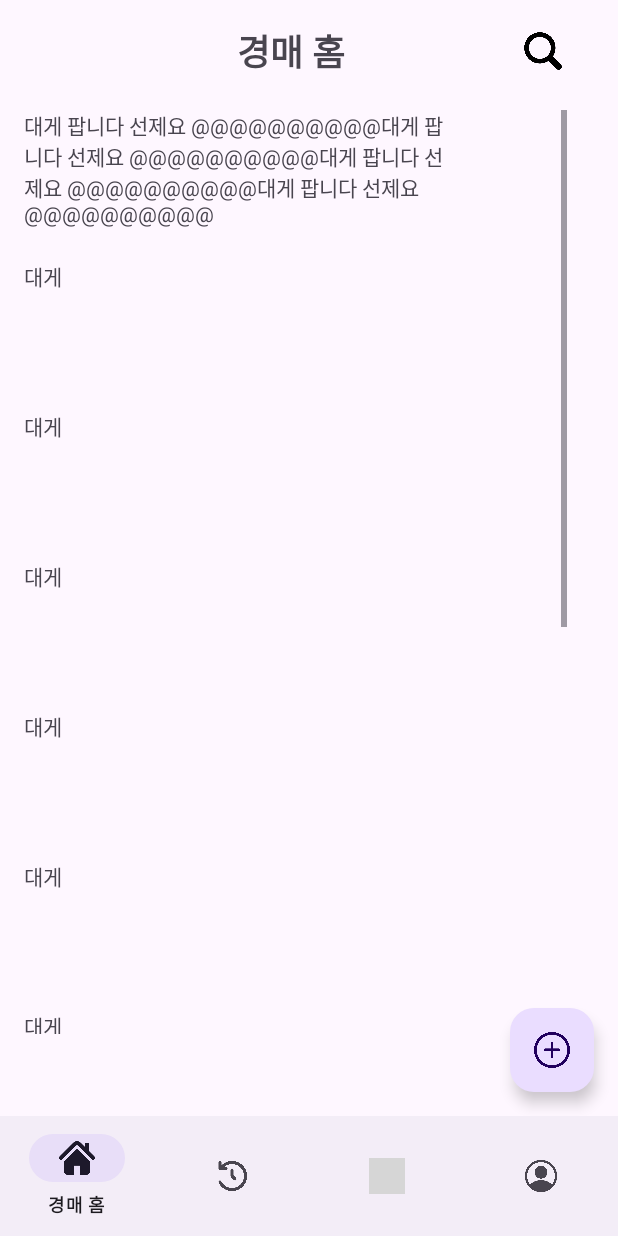
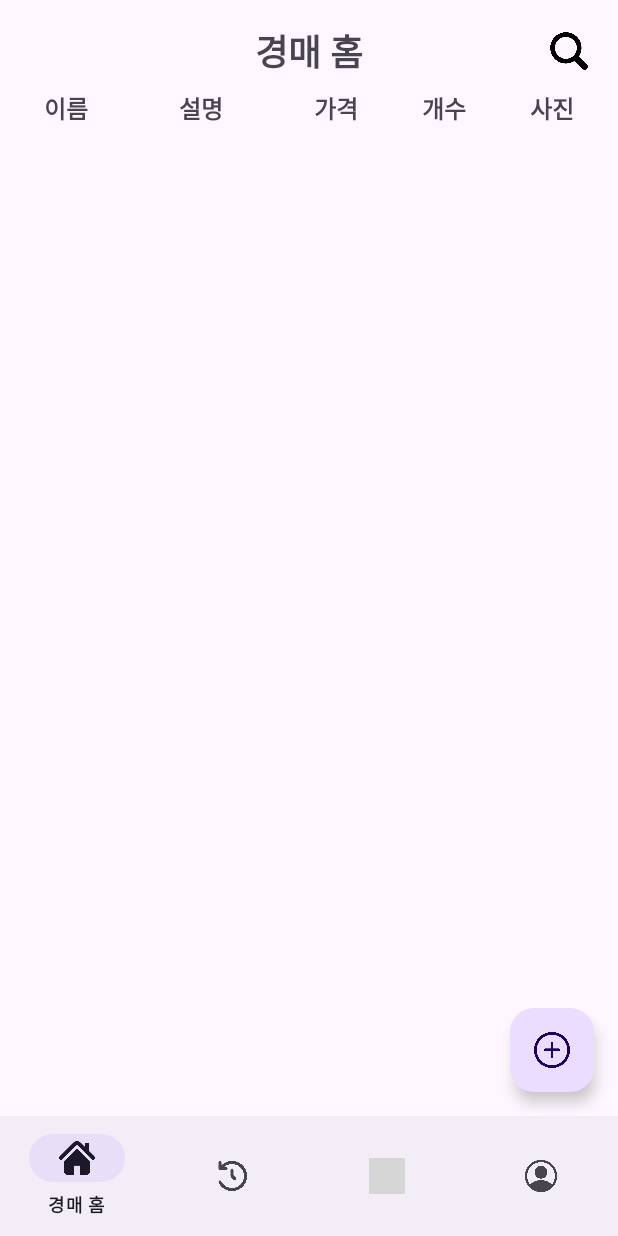
Before and after one commit to bonyubking/Auction_Gu_Lee, an Android app: the HomeFragment screen opened directly, with no data from a screen before it, on a phone screen of 412 x 824 dp. Run offline under Robolectric (Android 15) with nearby library versions, the phone set to English and light mode, and no system bars; our stand-ins replace Firebase (no records; nobody signed in at launch, a user with empty details on screens opened directly); grey boxes are pictures that could not be loaded.

Commit message:
휴 살았따

```diff
--- a/app/build.gradle.kts
+++ b/app/build.gradle.kts
@@ -38,6 +38,9 @@ android {
 }
 
 dependencies {
+
+    implementation("com.github.bumptech.glide:glide:4.14.2")
+    kapt("com.github.bumptech.glide:compiler:4.14.2")
     // Room dependencies 추가
     implementation(platform("com.google.firebase:firebase-bom:32.0.0")) // 최신 버전으로 변경
 
--- a/app/src/main/java/com/example/auction_gu_lee/Tapbar/HomeFragment.kt
+++ b/app/src/main/java/com/example/auction_gu_lee/Tapbar/HomeFragment.kt
@@ -7,13 +7,22 @@ import android.view.ViewGroup
 import android.widget.ImageView
 import android.widget.Toast
 import androidx.fragment.app.Fragment
+import androidx.recyclerview.widget.LinearLayoutManager
+import androidx.recyclerview.widget.RecyclerView
 import com.example.auction_gu_lee.R
 import com.example.auction_gu_lee.home.CreateRoomActivity
 import com.google.android.material.floatingactionbutton.FloatingActionButton
 import android.content.Intent
 import androidx.activity.OnBackPressedCallback  // 뒤로가기 비활성화를 위한 import 추가
+import com.google.firebase.database.*
+import com.example.auction_gu_lee.models.Auction
+
+
 
 class HomeFragment : Fragment() {
+
+    private lateinit var auctionAdapter: AuctionAdapter
+    private lateinit var auctionList: MutableList<Auction>
 
     override fun onCreate(savedInstanceState: Bundle?) {
         super.onCreate(savedInstanceState)
@@ -50,5 +59,42 @@ class HomeFragment : Fragment() {
             val intent = Intent(requireContext(), CreateRoomActivity::class.java)
             startActivity(intent)
         }
+
+        // RecyclerView 설정
+        val recyclerView = view.findViewById<RecyclerView>(R.id.recyclerView_auctions)
+        recyclerView.layoutManager = LinearLayoutManager(requireContext())
+        auctionList = mutableListOf()
+        auctionAdapter = AuctionAdapter(auctionList)
+        recyclerView.adapter = auctionAdapter
+
+        // Firebase에서 최신 데이터 가져오기
+        fetchLatestAuctions()
+    }
+
+    // Firebase Realtime Database에서 최신 경매 데이터를 가져오는 함수
+    private fun fetchLatestAuctions() {
+        val database = FirebaseDatabase.getInstance().reference
+        val auctionRef = database.child("auctions")
+
+        auctionRef.orderByChild("timestamp").limitToLast(10)
+            .addValueEventListener(object : ValueEventListener {
+                override fun onDataChange(snapshot: DataSnapshot) {
+                    auctionList.clear()
+                    for (auctionSnapshot in snapshot.children) {
+                        val auction = auctionSnapshot.getValue(Auction::class.java)
+                        auction?.let { auctionList.add(it) }
+                    }
+
+                    // 최신 데이터가 뒤에 있을 수 있으니 리스트를 역순으로 정렬
+                    auctionList.reverse()
+
+                    // UI에 최신 데이터를 반영
+                    auctionAdapter.notifyDataSetChanged()
+                }
+
+                override fun onCancelled(error: DatabaseError) {
+                    Toast.makeText(requireContext(), "데이터 로드 실패: ${error.message}", Toast.LENGTH_SHORT).show()
+                }
+            })
     }
 }
--- a/app/src/main/res/layout/fragment_home.xml
+++ b/app/src/main/res/layout/fragment_home.xml
@@ -7,32 +7,111 @@
     android:layout_height="match_parent"
     android:gravity="center">
 
+    <!-- Magnifier ImageView (오른쪽 상단) -->
     <ImageView
         android:id="@+id/magnifier"
         android:layout_width="33dp"
         android:layout_height="35dp"
-        android:layout_marginStart="101dp"
+        android:layout_marginEnd="16dp"
         android:layout_marginTop="16dp"
         android:clickable="true"
         android:focusable="true"
         android:scaleType="centerInside"
-        app:layout_constraintStart_toEndOf="@+id/textView"
+        app:layout_constraintEnd_toEndOf="parent"
         app:layout_constraintTop_toTopOf="parent"
         app:srcCompat="@drawable/icon_magnifier" />
 
+    <!-- 경매 홈 TextView (상단 중앙) -->
     <TextView
         android:id="@+id/textView"
-        android:layout_width="100dp"
+        android:layout_width="wrap_content"
         android:layout_height="wrap_content"
-        android:layout_marginStart="144dp"
         android:layout_marginTop="16dp"
         android:gravity="center"
         android:text="경매 홈"
         android:textSize="24sp"
         android:textStyle="bold"
+        app:layout_constraintTop_toTopOf="parent"
         app:layout_constraintStart_toStartOf="parent"
-        app:layout_constraintTop_toTopOf="parent" />
+        app:layout_constraintEnd_toEndOf="parent"
+        app:layout_constraintHorizontal_bias="0.5" />
 
+    <!-- 제목 바: 이름, 설명, 가격, 개수, 사진 -->
+    <LinearLayout
+        android:id="@+id/headerLayout"
+        android:layout_width="0dp"
+        android:layout_height="wrap_content"
+        android:orientation="horizontal"
+        android:padding="8dp"
+        app:layout_constraintTop_toBottomOf="@+id/textView"
+        app:layout_constraintStart_toStartOf="parent"
+        app:layout_constraintEnd_toEndOf="parent">
+
+        <TextView
+            android:id="@+id/header_name"
+            android:layout_width="0dp"
+            android:layout_height="wrap_content"
+            android:layout_weight="1"
+            android:gravity="center"
+            android:text="이름"
+            android:textSize="16sp"
+            android:textStyle="bold" />
+
+        <TextView
+            android:id="@+id/header_description"
+            android:layout_width="0dp"
+            android:layout_height="wrap_content"
+            android:layout_weight="1.5"
+            android:gravity="center"
+            android:text="설명"
+            android:textSize="16sp"
+            android:textStyle="bold" />
+
+        <TextView
+            android:id="@+id/header_price"
+            android:layout_width="0dp"
+            android:layout_height="wrap_content"
+            android:layout_weight="1"
+            android:gravity="center"
+            android:text="가격"
+            android:textSize="16sp"
+            android:textStyle="bold" />
+
+        <TextView
+            android:id="@+id/header_quantity"
+            android:layout_width="0dp"
+            android:layout_height="wrap_content"
+            android:layout_weight="1"
+            android:gravity="center"
+            android:text="개수"
+            android:textSize="16sp"
+            android:textStyle="bold" />
+
+        <TextView
+            android:id="@+id/header_image"
+            android:layout_width="0dp"
+            android:layout_height="wrap_content"
+            android:layout_weight="1"
+            android:gravity="center"
+            android:text="사진"
+            android:textSize="16sp"
+            android:textStyle="bold" />
+
+    </LinearLayout>
+
+    <!-- RecyclerView -->
+    <androidx.recyclerview.widget.RecyclerView
+        android:id="@+id/recyclerView_auctions"
+        android:layout_width="0dp"
+        android:layout_height="0dp"
+        android:layout_marginTop="16dp"
+        app:layout_constraintTop_toBottomOf="@+id/headerLayout"
+        app:layout_constraintBottom_toTopOf="@+id/floatingActionButton"
+        app:layout_constraintStart_toStartOf="parent"
+        app:layout_constraintEnd_toEndOf="parent"
+        tools:listitem="@layout/item_auction" />
+
+    <!-- Floating Action Button -->
     <com.google.android.material.floatingactionbutton.FloatingActionButton
         android:id="@+id/floatingActionButton"
         android:layout_width="wrap_content"
@@ -44,87 +123,4 @@
         app:layout_constraintEnd_toEndOf="parent"
         app:srcCompat="@drawable/icon_add" />
 
-    <ScrollView
-        android:id="@+id/scrollView2"
-        android:layout_width="362dp"
-        android:layout_height="616dp"
-        android:layout_marginStart="16dp"
-        android:layout_marginTop="22dp"
-        app:layout_constraintStart_toStartOf="parent"
-        app:layout_constraintTop_toBottomOf="@+id/magnifier">
-
-        <LinearLayout
-            android:layout_width="match_parent"
-            android:layout_height="wrap_content"
-            android:orientation="vertical">
-
-            <TextView
-                android:id="@+id/textView4"
-                android:layout_width="match_parent"
-                android:layout_height="100dp"
-                android:text="대게 팝니다 선제요 @@@@@@@@@@대게 팝니다 선제요 @@@@@@@@@@대게 팝니다 선제요 @@@@@@@@@@대게 팝니다 선제요 @@@@@@@@@@" />
-
-            <TextView
-                android:id="@+id/textView13"
-                android:layout_width="match_parent"
-                android:layout_height="100dp"
-                android:text="대게" />
-
-            <TextView
-                android:id="@+id/textView14"
-                android:layout_width="match_parent"
-                android:layout_height="100dp"
-                android:text="대게" />
-
-            <TextView
-                android:id="@+id/textView15"
-                android:layout_width="match_parent"
-                android:layout_height="100dp"
-                android:text="대게" />
-
-            <TextView
-                android:id="@+id/textView16"
-                android:layout_width="match_parent"
-                android:layout_height="100dp"
-                android:text="대게" />
-
-            <TextView
-                android:id="@+id/textView17"
-                android:layout_width="match_parent"
-                android:layout_height="100dp"
-                android:text="대게" />
-
-            <TextView
-                android:id="@+id/textView18"
-                android:layout_width="match_parent"
-                android:layout_height="100dp"
-                android:text="대게" />
-
-            <TextView
-                android:id="@+id/textView19"
-                android:layout_width="match_parent"
-                android:layout_height="100dp"
-                android:text="대게" />
-
-            <TextView
-                android:id="@+id/textView20"
-                android:layout_width="match_parent"
-                android:layout_height="100dp"
-                android:text="대게" />
-
-            <TextView
-                android:id="@+id/textView21"
-                android:layout_width="match_parent"
-                android:layout_height="100dp"
-                android:text="대게" />
-
-            <TextView
-                android:id="@+id/textView22"
-                android:layout_width="match_parent"
-                android:layout_height="100dp"
-                android:text="대게" />
-
-        </LinearLayout>
-    </ScrollView>
-
 </androidx.constraintlayout.widget.ConstraintLayout>
```
Also changed, not shown: app/src/main/java/com/example/auction_gu_lee/Home/CreateRoomActivity.kt (+21 -2 lines), app/src/main/java/com/example/auction_gu_lee/Tapbar/AuctionAdapter.kt (added, +46 -0 lines), app/src/main/java/com/example/auction_gu_lee/models/Auction.kt (added, +10 -0 lines), app/src/main/res/layout/item_auction.xml (added, +63 -0 lines), app/src/main/res/drawable/error_image.png (added), app/src/main/res/drawable/placehoder_image.png (added).
